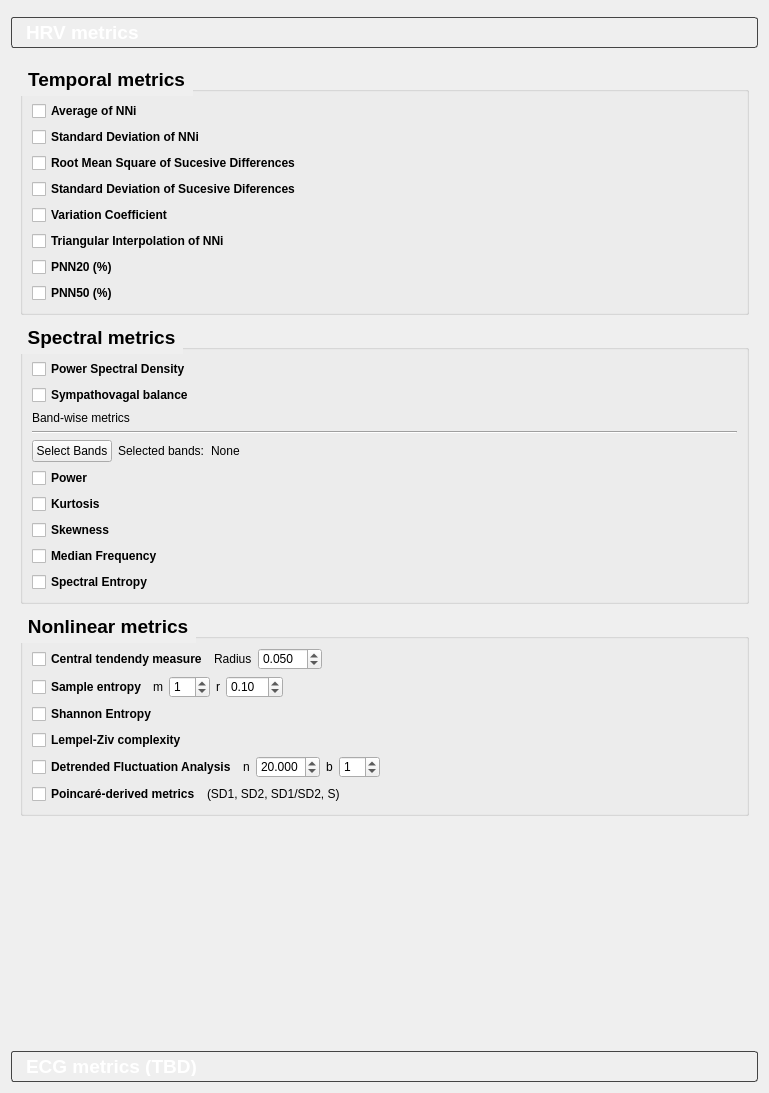
Above: ecg_features/parameters/view.ui from medusabci/medusa-analyzer before the change. Below: the same form after it.
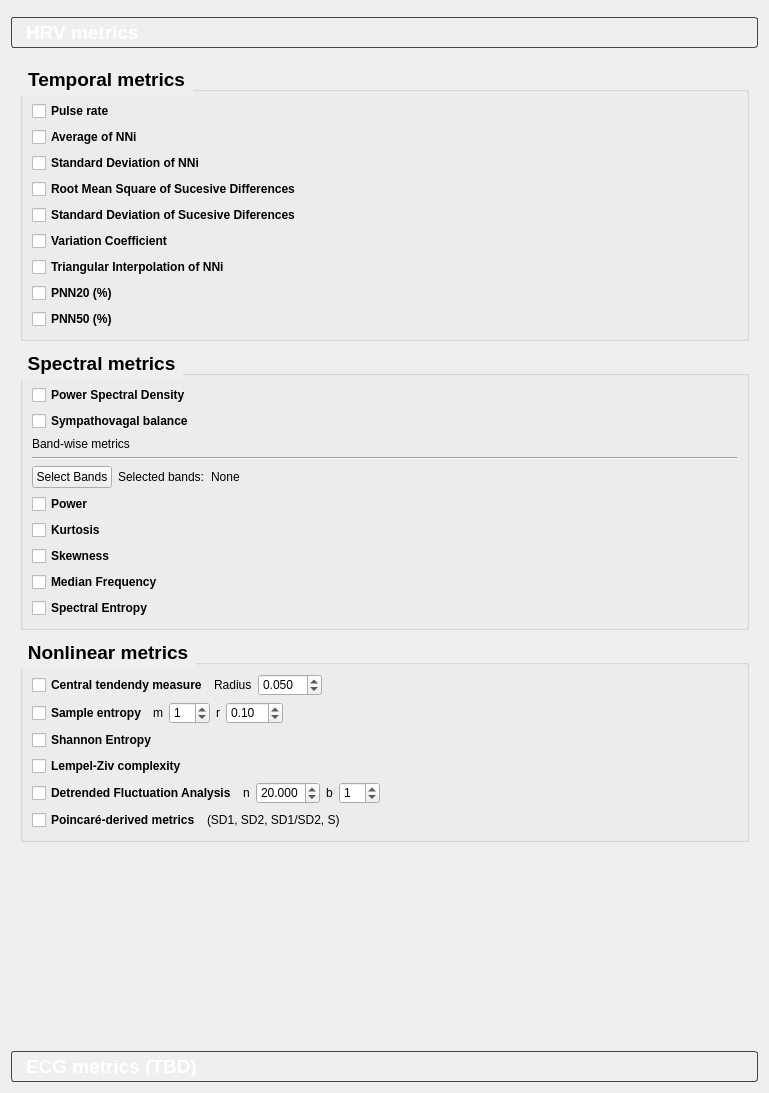
That is the form after the change.

Commit message: Add help dialogs for ECG cleaning and HRV processing, and update UI components

What changed in the file:
```diff
--- a/ecg_features/parameters/view.ui
+++ b/ecg_features/parameters/view.ui
@@ -397,6 +397,23 @@
           <string>Temporal metrics</string>
          </property>
          <layout class="QVBoxLayout" name="verticalLayout">
+          <item>
+           <layout class="QHBoxLayout" name="horizontalLayout_3">
+            <item>
+             <widget class="QCheckBox" name="pulserateCBox">
+              <property name="font">
+               <font>
+                <weight>75</weight>
+                <bold>true</bold>
+               </font>
+              </property>
+              <property name="text">
+               <string>Pulse rate</string>
+              </property>
+             </widget>
+            </item>
+           </layout>
+          </item>
           <item>
            <layout class="QHBoxLayout" name="horizontalLayout_2">
             <item>
```
The commit also changes 7 other files.
